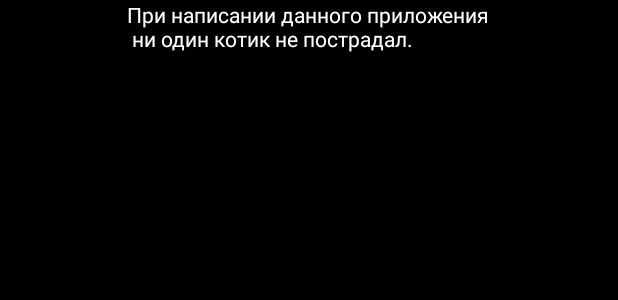
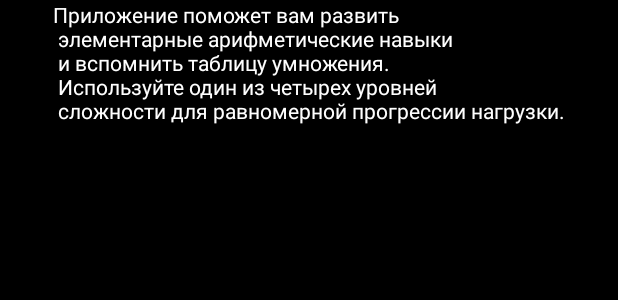
Before and after one commit to ShBogdan/oral_account, an Android app: the layout about.xml on its own in the app's theme, with its tools: preview values and no code run, on a phone screen of 412 x 824 dp. Shown: the top 300 px of the screen. Run offline under Robolectric (Android 15) with nearby library versions, the phone set to English and light mode, and no system bars.

```diff
--- a/app/src/main/res/values/strings.xml
+++ b/app/src/main/res/values/strings.xml
@@ -7,8 +7,12 @@
     <string name="multiple">×</string>
     <string name="dell">←</string>
     <string name="about">About</string>
-    <string name="about_text"> При написании данного приложения\n
-                              ни один котик не пострадал. \n
+    <string name="about_text">
+        Приложение поможет вам развить\n
+        элементарные арифметические навыки\n
+        и вспомнить таблицу умножения.\n
+        Используйте один из четырех уровней\n
+        сложности для равномерной прогрессии нагрузки.
     </string>
 
 
```
Also changed, not shown: app/src/main/java/com/bogdan/android/oral_account/StartActivity.java (+8 -0 lines).
